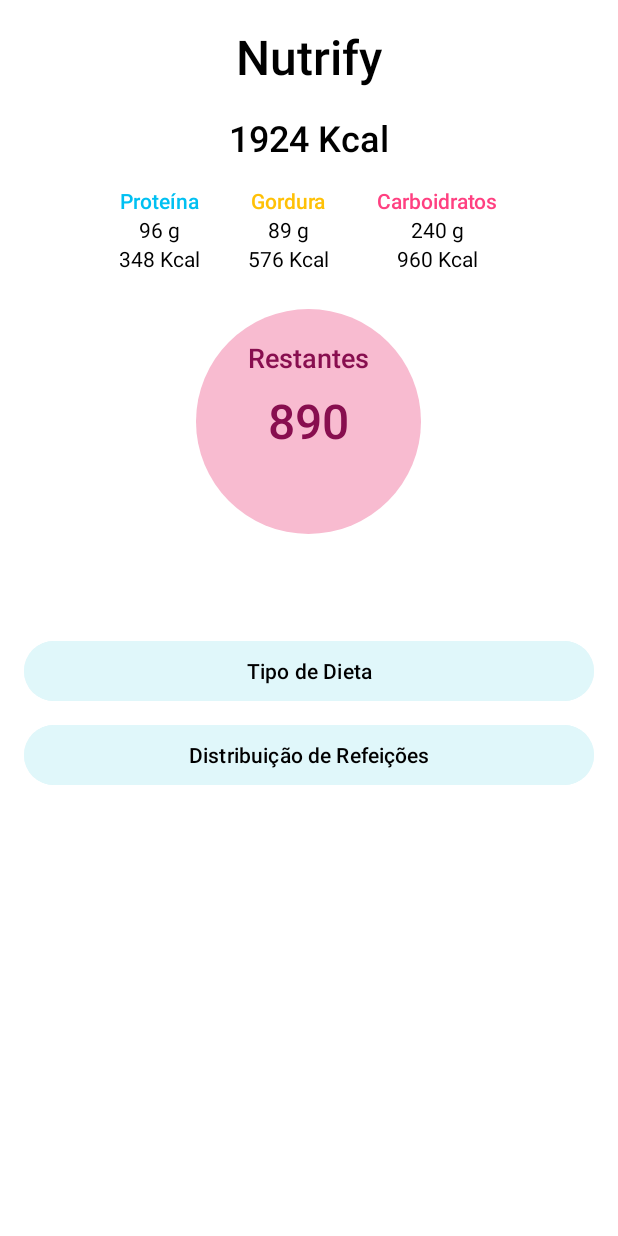
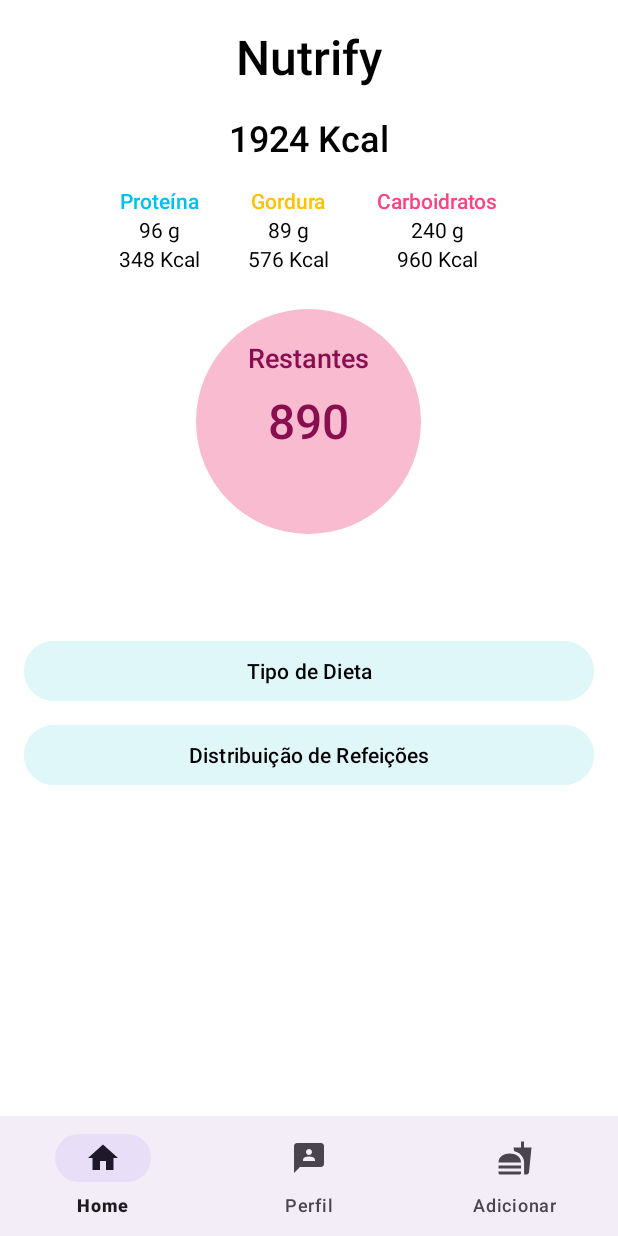
Before and after one commit to Jhennyf/Projeto-Nutrify, an Android app: the HomeActivity screen opened directly, with no data from a screen before it, on a phone screen of 412 x 824 dp. Run offline under Robolectric (Android 15) with nearby library versions, the phone set to English and light mode, and no system bars; our stand-ins replace Firebase (no records; nobody signed in at launch, a user with empty details on screens opened directly).

Commit message:
f:sparkles: eat(menu): atualizar barra de menu e adicionar novo ícone

```diff
--- a/app/build.gradle.kts
+++ b/app/build.gradle.kts
@@ -41,7 +41,8 @@ dependencies {
     implementation(platform("com.google.firebase:firebase-bom:33.6.0"))
     implementation("com.google.firebase:firebase-analytics")
     implementation("com.google.firebase:firebase-firestore:25.1.1")
-
+    implementation("com.google.android.gms:play-services-auth:20.2.0")
+    implementation("com.google.android.gms:play-services-base:18.0.1")
 
     implementation(libs.androidx.core.ktx)
     implementation(libs.androidx.appcompat)
--- /dev/null
+++ b/app/src/main/java/com/example/projeto_nutrify/BaseActivity.kt
@@ -0,0 +1,39 @@
+package com.example.projeto_nutrify
+
+import android.content.Intent
+import android.os.Bundle
+import android.widget.FrameLayout
+import androidx.appcompat.app.AppCompatActivity
+import com.google.android.material.bottomnavigation.BottomNavigationView
+
+abstract class BaseActivity : AppCompatActivity() {
+
+        override fun onCreate(savedInstanceState: Bundle?) {
+                super.onCreate(savedInstanceState)
+                setContentView(R.layout.activity_base)
+
+                val contentFrame = findViewById<FrameLayout>(R.id.content_frame)
+                layoutInflater.inflate(getLayoutResourceId(), contentFrame, true)
+
+                val bottomNavigationView = findViewById<BottomNavigationView>(R.id.bottom_navigation)
+                bottomNavigationView.setOnItemSelectedListener { item ->
+                        when (item.itemId) {
+                                R.id.nav_home -> {
+                                        startActivity(Intent(this, HomeActivity::class.java))
+                                        true
+                                }
+                                R.id.nav_profile -> {
+                                        startActivity(Intent(this, PerfilActivity::class.java))
+                                        true
+                                }
+                                R.id.nav_add_food -> {
+                                        startActivity(Intent(this, AddFoodActivity::class.java))
+                                        true
+                                }
+                                else -> false
+                        }
+                }
+        }
+
+        abstract fun getLayoutResourceId(): Int
+}
--- a/app/src/main/java/com/example/projeto_nutrify/HomeActivity.kt
+++ b/app/src/main/java/com/example/projeto_nutrify/HomeActivity.kt
@@ -8,14 +8,13 @@ import com.google.firebase.auth.FirebaseAuth
 import com.google.firebase.firestore.FirebaseFirestore
 import java.text.DecimalFormat
 
-class HomeActivity : AppCompatActivity() {
+class HomeActivity : BaseActivity() {
 
     private lateinit var auth: FirebaseAuth
     private lateinit var firestore: FirebaseFirestore
 
     override fun onCreate(savedInstanceState: Bundle?) {
         super.onCreate(savedInstanceState)
-        setContentView(R.layout.home_activity)
 
         auth = FirebaseAuth.getInstance()
         firestore = FirebaseFirestore.getInstance()
@@ -76,4 +75,8 @@ class HomeActivity : AppCompatActivity() {
             Toast.makeText(this, "Usuário não autenticado!", Toast.LENGTH_SHORT).show()
         }
     }
+
+    override fun getLayoutResourceId(): Int {
+        return R.layout.home_activity
+    }
 }
--- /dev/null
+++ b/app/src/main/res/layout/activity_base.xml
@@ -0,0 +1,21 @@
+<RelativeLayout
+    xmlns:android="http://schemas.android.com/apk/res/android"
+    xmlns:app="http://schemas.android.com/apk/res-auto"
+    android:layout_width="match_parent"
+    android:layout_height="match_parent">
+
+    <!-- Container for specific activity content -->
+    <FrameLayout
+        android:id="@+id/content_frame"
+        android:layout_width="match_parent"
+        android:layout_height="match_parent"
+        android:layout_above="@id/bottom_navigation" />
+
+    <!-- Bottom Navigation View -->
+    <com.google.android.material.bottomnavigation.BottomNavigationView
+        android:id="@+id/bottom_navigation"
+        android:layout_width="match_parent"
+        android:layout_height="wrap_content"
+        android:layout_alignParentBottom="true"
+        app:menu="@menu/bottom_nav_menu" />
+</RelativeLayout>
--- a/app/src/main/res/layout/activity_main.xml
+++ b/app/src/main/res/layout/activity_main.xml
@@ -88,7 +88,7 @@
             app:layout_constraintEnd_toEndOf="parent" />
 
         <!-- Bottom Navigation View -->
-        <com.google.android.material.bottomnavigation.BottomNavigationView
+            <com.google.android.material.bottomnavigation.BottomNavigationView
             android:id="@+id/bottom_navigation"
             android:layout_width="0dp"
             android:layout_height="wrap_content"
--- a/app/src/main/res/menu/bottom_nav_menu.xml
+++ b/app/src/main/res/menu/bottom_nav_menu.xml
@@ -1,15 +1,12 @@
 <menu xmlns:android="http://schemas.android.com/apk/res/android">
-
     <item
         android:id="@+id/nav_home"
         android:icon="@drawable/ic_home"
         android:title="Home" />
-
     <item
         android:id="@+id/nav_profile"
         android:icon="@drawable/ic_profile"
         android:title="Perfil" />
-
     <item
         android:id="@+id/nav_add_food"
         android:icon="@drawable/ic_add"
```
Also changed, not shown: app/src/main/AndroidManifest.xml (+6 -3 lines), app/src/main/java/com/example/projeto_nutrify/MainActivity.kt (+9 -16 lines), app/src/main/java/com/example/projeto_nutrify/PerfilActivity.kt (added, +12 -0 lines), app/src/main/res/menu/bottom_navigation_menu_inferior.xml (+3 -4 lines).
